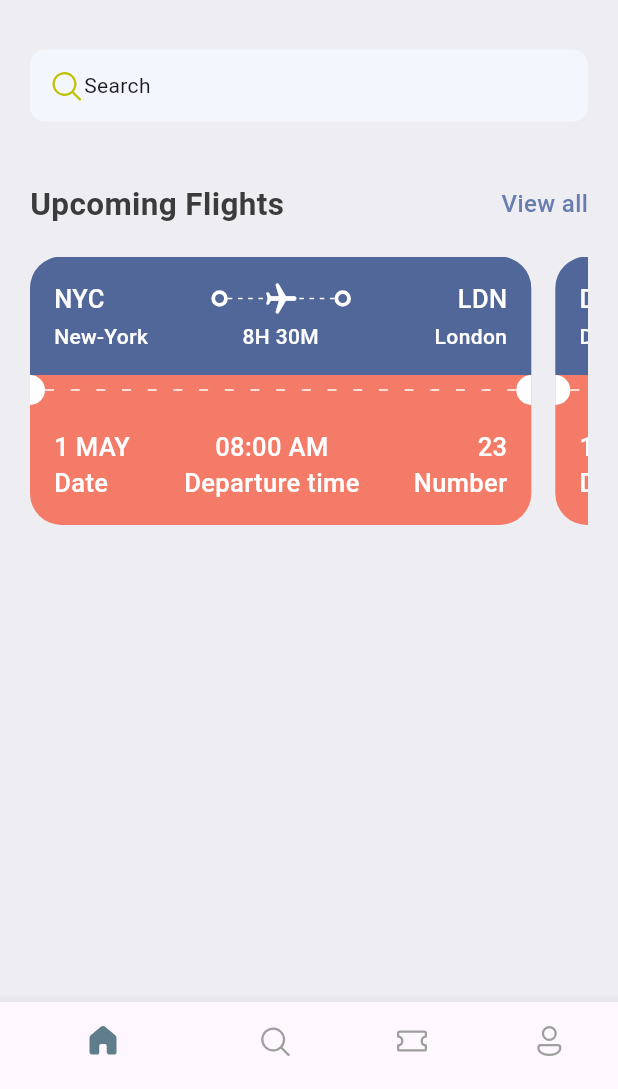
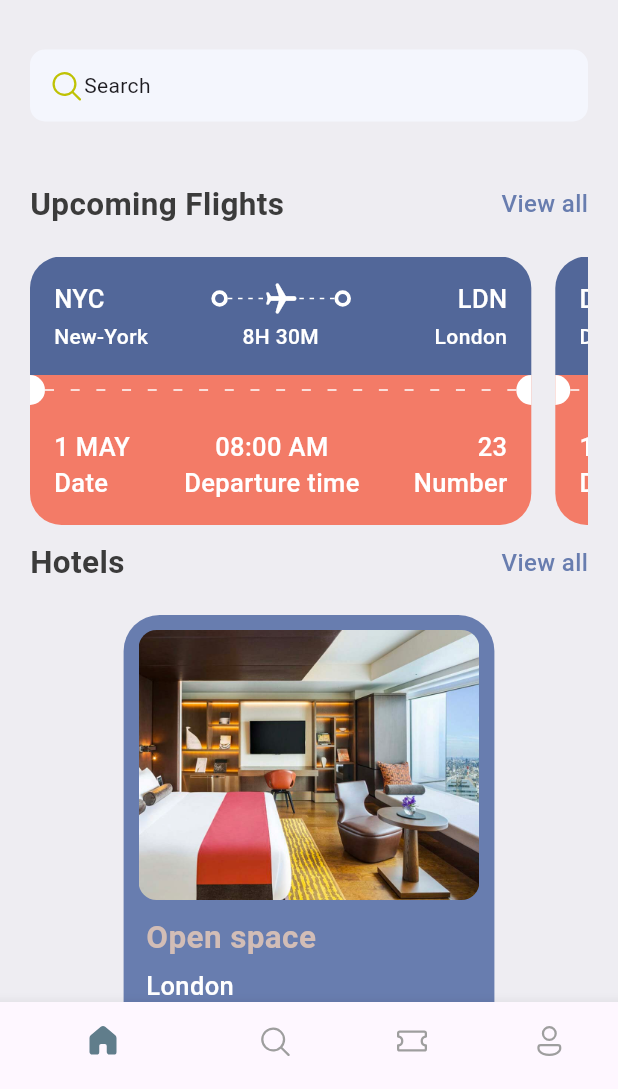
Before and after one commit to Ritex12in/First-Flutter-App, a Flutter app: the screen it shows after launch, on a phone screen of 412 x 824 dp, the part 147-1236 px from its top. Run offline on Flutter 3.47's test engine with Material 3 defaults, Android fonts, the phone set to English and light mode, and no system bars; our stand-ins replace fluentui_icons.

Commit message:
adding hotel widget

```diff
--- a/lib/base/res/media.dart
+++ b/lib/base/res/media.dart
@@ -1,4 +1,5 @@
 class AppMedia{
   static const _baseImage = "assets/images";
   static const logo = "$_baseImage/logo.png";
+  static const hotelRoom = "$_baseImage/hotel_room.png";
 }
--- a/lib/base/res/styles/app_styles.dart
+++ b/lib/base/res/styles/app_styles.dart
@@ -8,6 +8,7 @@ class AppStyles{
   static Color textColor = const Color(0xFF3b3b3b);
   static Color ticketBlue = const Color(0xFF526799);
   static Color ticketOrange = const Color(0xFFF37B67);
+  static Color kakiColor = const Color(0xffd2bdb6);
 
   static TextStyle textStyle = TextStyle(
     fontSize: 16,
--- a/lib/base/widgets/app_double_text.dart
+++ b/lib/base/widgets/app_double_text.dart
@@ -3,9 +3,10 @@ import 'package:first_flutter_app/base/widgets/all_tickets.dart';
 import 'package:flutter/material.dart';
 
 class AppDoubleText extends StatelessWidget {
-  const AppDoubleText({super.key, required this.first, required this.second});
+  const AppDoubleText({super.key, required this.first, required this.second, required this.func});
   final String first;
   final String second;
+  final VoidCallback func;
   @override
   Widget build(BuildContext context) {
     return Row(
@@ -16,7 +17,7 @@ class AppDoubleText extends StatelessWidget {
           style: AppStyles.headLineStyle2,
         ),
         InkWell(
-          onTap: ()=> Navigator.pushNamed(context, "all_tickets"),
+          onTap: func,
           child: Text(
             second,
             style: AppStyles.textStyle.copyWith(color: AppStyles.primaryColor),
--- a/lib/main.dart
+++ b/lib/main.dart
@@ -15,7 +15,7 @@ class MyApp extends StatelessWidget {
       debugShowCheckedModeBanner: false,
       routes: {
         "/": (context) => const BottomNavBar(),
-        "all_tickets": (context) => const AllTickets()
+        "/all_tickets": (context) => const AllTickets()
       },
     );
   }
--- a/lib/screens/home_screen.dart
+++ b/lib/screens/home_screen.dart
@@ -1,5 +1,6 @@
 import 'package:first_flutter_app/base/widgets/app_double_text.dart';
 import 'package:first_flutter_app/base/widgets/ticket_view.dart';
+import 'package:first_flutter_app/screens/widgets/hotel.dart';
 import 'package:fluentui_icons/fluentui_icons.dart';
 import 'package:flutter/material.dart';
 
@@ -68,9 +69,10 @@ class HomeScreen extends StatelessWidget {
                   const SizedBox(
                     height: 40,
                   ),
-                  const AppDoubleText(
+                  AppDoubleText(
                     first: 'Upcoming Flights',
                     second: 'View all',
+                    func: ()=> Navigator.pushNamed(context, "/all_tickets"),
                   ),
                   const SizedBox(
                     height: 20,
@@ -80,7 +82,18 @@ class HomeScreen extends StatelessWidget {
                       child: Row(
                         children: ticketList.take(5).map((singleTicket)=>
                             TicketView(ticket: singleTicket, margin: 16,)).toList()
-                      ))
+                      )),
+                  AppDoubleText(
+                    first: 'Hotels',
+                    second: 'View all',
+                    func: (){
+
+                    }
+                  ),
+                  const SizedBox(
+                    height: 20,
+                  ),
+                  const Hotel(),
                 ],
               ),
             ),
--- /dev/null
+++ b/lib/screens/widgets/hotel.dart
@@ -0,0 +1,62 @@
+import 'package:first_flutter_app/base/res/media.dart';
+import 'package:first_flutter_app/base/res/styles/app_styles.dart';
+import 'package:flutter/cupertino.dart';
+import 'package:flutter/material.dart';
+
+class Hotel extends StatelessWidget {
+  const Hotel({super.key});
+
+  @override
+  Widget build(BuildContext context) {
+    final size = MediaQuery.of(context).size;
+    return Container(
+      width: size.width*0.6,
+      height: 350,
+      decoration: BoxDecoration(
+        color: AppStyles.primaryColor,
+        borderRadius: BorderRadius.circular(24),
+      ),
+      child: Column(
+        crossAxisAlignment: CrossAxisAlignment.start,
+        children: [
+          Container(
+            height: 180,
+            margin: const EdgeInsets.all(10),
+            decoration: BoxDecoration(
+              borderRadius: BorderRadius.circular(12),
+              image: const DecorationImage(
+                fit: BoxFit.cover,
+                  image: AssetImage(AppMedia.hotelRoom
+                  )
+              )
+            ),
+          ),
+          Padding(
+            padding: const EdgeInsets.only(left: 15),
+            child: Text(
+              "Open space",
+              style: AppStyles.headLineStyle2.copyWith(color: AppStyles.kakiColor),
+            ),
+          ),
+          SizedBox(height: 5,),
+          Padding(
+            padding: const EdgeInsets.only(left: 15),
+            child: Text(
+              "London",
+              style: AppStyles.headLineStyle3.copyWith(color: Colors.white),
+            ),
+          ),
+          SizedBox(height: 5,),
+          Padding(
+            padding: const EdgeInsets.only(left: 15),
+            child: Text(
+              "\$25/night",
+              style: AppStyles.headLineStyle2.copyWith(color: AppStyles.kakiColor),
+            ),
+          ),
+          SizedBox(height: 5,)
+        ],
+      ),
+    );
+  }
+}
```
